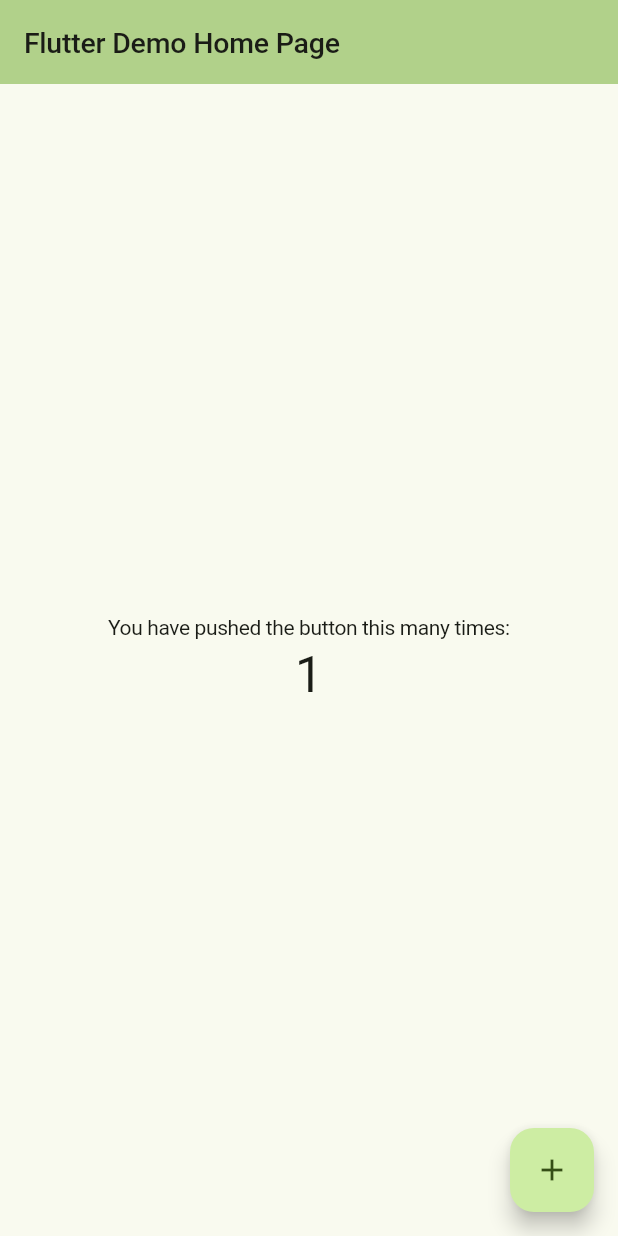
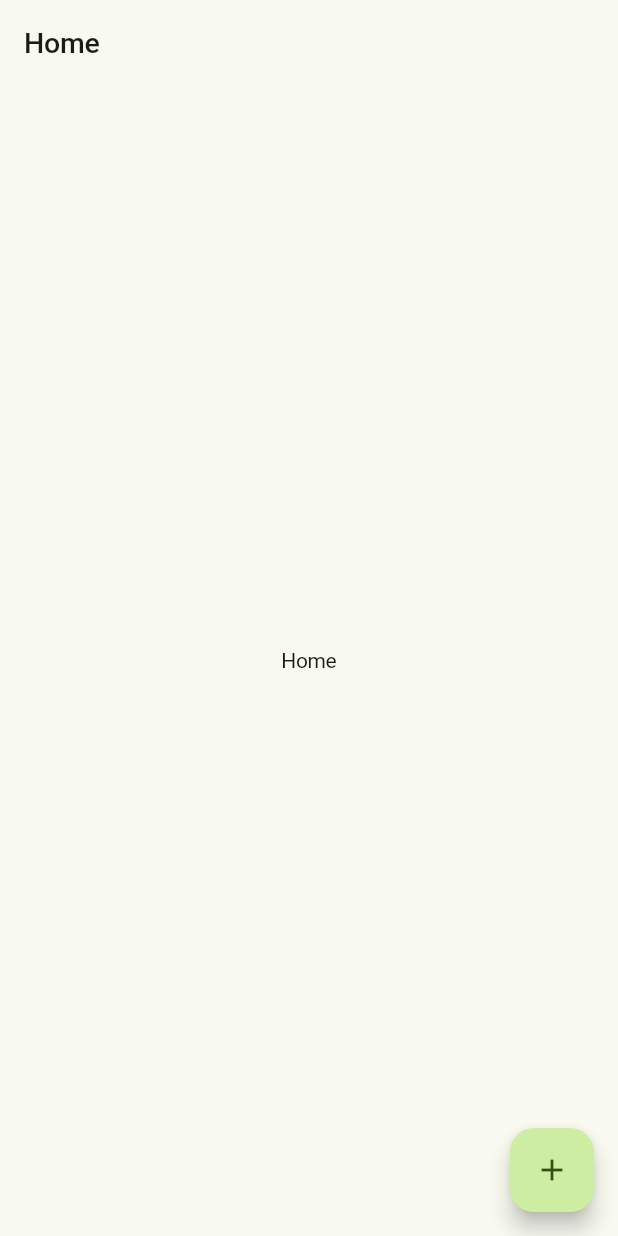
Before and after one commit to RabbittRk/winarch, a Flutter app: the screen it shows after launch, after a tap on the "add" icon, on a phone screen of 412 x 824 dp. Run offline on Flutter 3.47's test engine with Material 3 defaults, Android fonts, the phone set to English and light mode, and no system bars; our stand-ins replace flutter_riverpod, go_router, google_fonts; Roboto replaces fonts that are missing (Gabarito).

Commit message:
feat: refactor app structure with Riverpod and routing
- Updated `main.dart` to use `ProviderScope` and refactored `MyApp` to `ConsumerWidget`.
- Introduced `HomePage` as a new screen with state management using Riverpod.
- Added `app_router.dart` for navigation using `go_router`.
- Enhanced theming capabilities in `theme.dart` with a new `ThemeNotifier` for dynamic theme switching.

````diff
--- /dev/null
+++ b/lib/features/home.screen.dart
@@ -0,0 +1,30 @@
+import 'package:flutter/material.dart';
+import 'package:flutter_riverpod/flutter_riverpod.dart';
+import 'package:winarch/theme/theme.dart';
+
+class HomePage extends ConsumerStatefulWidget {
+  const HomePage({super.key});
+
+  @override
+  ConsumerState<HomePage> createState() => _HomePageState();
+}
+
+class _HomePageState extends ConsumerState<HomePage> {
+  @override
+  Widget build(BuildContext context) {
+    return Scaffold(
+      appBar: AppBar(
+        title: const Text('Home'),
+      ),
+      body: Center(
+        child: Text('Home'),
+      ),
+      floatingActionButton: FloatingActionButton(
+        onPressed: () {
+          ref.read(themeProvider.notifier).toggle();
+        },
+        child: const Icon(Icons.add),
+      ),
+    );
+  }
+}
--- a/lib/main.dart
+++ b/lib/main.dart
@@ -1,109 +1,24 @@
 import 'package:flutter/material.dart';
+import 'package:flutter_riverpod/flutter_riverpod.dart';
+import 'package:winarch/router/app_router.dart';
 import 'package:winarch/theme/theme.dart';
 
 void main() {
-  runApp(const MyApp());
+  runApp(const ProviderScope(child: MyApp()));
 }
 
-class MyApp extends StatelessWidget {
+class MyApp extends ConsumerWidget {
   const MyApp({super.key});
 
-  // This widget is the root of your application.
   @override
-  Widget build(BuildContext context) {
-    return MaterialApp(
-      title: 'Flutter Demo',
-      theme: appTheme.light(),
-      darkTheme: appTheme.dark(),
-      home: const MyHomePage(title: 'Flutter Demo Home Page'),
+  Widget build(BuildContext context, WidgetRef ref) {
+    final themeState = ref.watch(themeProvider);
+    return MaterialApp.router(
+      title: 'Winarch',
+      theme: themeState.theme,
+      darkTheme: themeState.darkTheme,
+      themeMode: themeState.themeMode,
+      routerConfig: appRouter,
     );
   }
 }
-
-class MyHomePage extends StatefulWidget {
-  const MyHomePage({super.key, required this.title});
-
-  // This widget is the home page of your application. It is stateful, meaning
-  // that it has a State object (defined below) that contains fields that affect
-  // how it looks.
-
-  // This class is the configuration for the state. It holds the values (in this
-  // case the title) provided by the parent (in this case the App widget) and
-  // used by the build method of the State. Fields in a Widget subclass are
-  // always marked "final".
-
-  final String title;
-
-  @override
-  State<MyHomePage> createState() => _MyHomePageState();
-}
-
-class _MyHomePageState extends State<MyHomePage> {
-  int _counter = 0;
-
-  void _incrementCounter() {
-    setState(() {
-      // This call to setState tells the Flutter framework that something has
-      // changed in this State, which causes it to rerun the build method below
-      // so that the display can reflect the updated values. If we changed
-      // _counter without calling setState(), then the build method would not be
-      // called again, and so nothing would appear to happen.
-      _counter++;
-    });
-  }
-
-  @override
-  Widget build(BuildContext context) {
-    // This method is rerun every time setState is called, for instance as done
-    // by the _incrementCounter method above.
-    //
-    // The Flutter framework has been optimized to make rerunning build methods
-    // fast, so that you can just rebuild anything that needs updating rather
-    // than having to individually change instances of widgets.
-    return Scaffold(
-      appBar: AppBar(
-        // TRY THIS: Try changing the color here to a specific color (to
-        // Colors.amber, perhaps?) and trigger a hot reload to see the AppBar
-        // change color while the other colors stay the same.
-        backgroundColor: Theme.of(context).colorScheme.inversePrimary,
-        // Here we take the value from the MyHomePage object that was created by
-        // the App.build method, and use it to set our appbar title.
-        title: Text(widget.title),
-      ),
-      body: Center(
-        // Center is a layout widget. It takes a single child and positions it
-        // in the middle of the parent.
-        child: Column(
-          // Column is also a layout widget. It takes a list of children and
-          // arranges them vertically. By default, it sizes itself to fit its
-          // children horizontally, and tries to be as tall as its parent.
-          //
-          // Column has various properties to control how it sizes itself and
-          // how it positions its children. Here we use mainAxisAlignment to
-          // center the children vertically; the main axis here is the vertical
-          // axis because Columns are vertical (the cross axis would be
-          // horizontal).
-          //
-          // TRY THIS: Invoke "debug painting" (choose the "Toggle Debug Paint"
-          // action in the IDE, or press "p" in the console), to see the
-          // wireframe for each widget.
-          mainAxisAlignment: MainAxisAlignment.center,
-          children: <Widget>[
-            const Text(
-              'You have pushed the button this many times:',
-            ),
-            Text(
-              '$_counter',
-              style: Theme.of(context).textTheme.headlineMedium,
-            ),
-          ],
-        ),
-      ),
-      floatingActionButton: FloatingActionButton(
-        onPressed: _incrementCounter,
-        tooltip: 'Increment',
-        child: const Icon(Icons.add),
-      ), // This trailing comma makes auto-formatting nicer for build methods.
-    );
-  }
-}
--- /dev/null
+++ b/lib/router/app_router.dart
@@ -0,0 +1,20 @@
+import 'package:flutter/material.dart';
+import 'package:go_router/go_router.dart';
+import 'package:winarch/features/home.screen.dart';
+
+final GoRouter appRouter = GoRouter(
+  routes: <RouteBase>[
+    GoRoute(
+      path: '/',
+      name: 'home',
+      builder: (BuildContext context, GoRouterState state) =>
+          const HomePage(),
+    ),
+    GoRoute(
+      path: '/login',
+      name: 'login',
+      builder: (BuildContext context, GoRouterState state) =>
+          const Placeholder(),
+    ),
+  ],
+);
--- a/lib/theme/theme.dart
+++ b/lib/theme/theme.dart
@@ -1,14 +1,52 @@
+import 'package:flutter/material.dart';
+import 'package:flutter_riverpod/flutter_riverpod.dart';
+
 import 'material.dart';
 import 'typography.dart';
 
-/// App theme object for use in [MaterialApp].
-///
-/// Usage:
-/// ```dart
-/// MaterialApp(
-///   theme: appTheme.light(),
-///   darkTheme: appTheme.dark(),
-///   ...
-/// )
-/// ```
-final appTheme = MaterialTheme(TextTypoGraphy.instance!.textTheme);
+/// Composes typography and material into light/dark [ThemeData].
+class AppTheme {
+  AppTheme() : _material = MaterialTheme(TextTypoGraphy.instance!.textTheme);
+
+  final MaterialTheme _material;
+
+  ThemeData get light => _material.light();
+  ThemeData get dark => _material.dark();
+}
+
+/// State exposed to [MaterialApp]: theme, darkTheme, themeMode.
+class ThemeState {
+  const ThemeState({
+    required this.theme,
+    required this.darkTheme,
+    required this.themeMode,
+  });
+
+  final ThemeData theme;
+  final ThemeData darkTheme;
+  final ThemeMode themeMode;
+}
+
+class ThemeNotifier extends Notifier<ThemeState> {
+  late final AppTheme _appTheme;
+
+  @override
+  ThemeState build() {
+    _appTheme = AppTheme();
+    return ThemeState(
+      theme: _appTheme.light,
+      darkTheme: _appTheme.dark,
+      themeMode: ThemeMode.system,
+    );
+  }
+
+  void toggle() {
+    state = ThemeState(
+      theme: _appTheme.light,
+      darkTheme: _appTheme.dark,
+      themeMode: state.themeMode == ThemeMode.light ? ThemeMode.dark : ThemeMode.light,
+    );
+  }
+}
+
+final themeProvider = NotifierProvider<ThemeNotifier, ThemeState>(ThemeNotifier.new);
````
